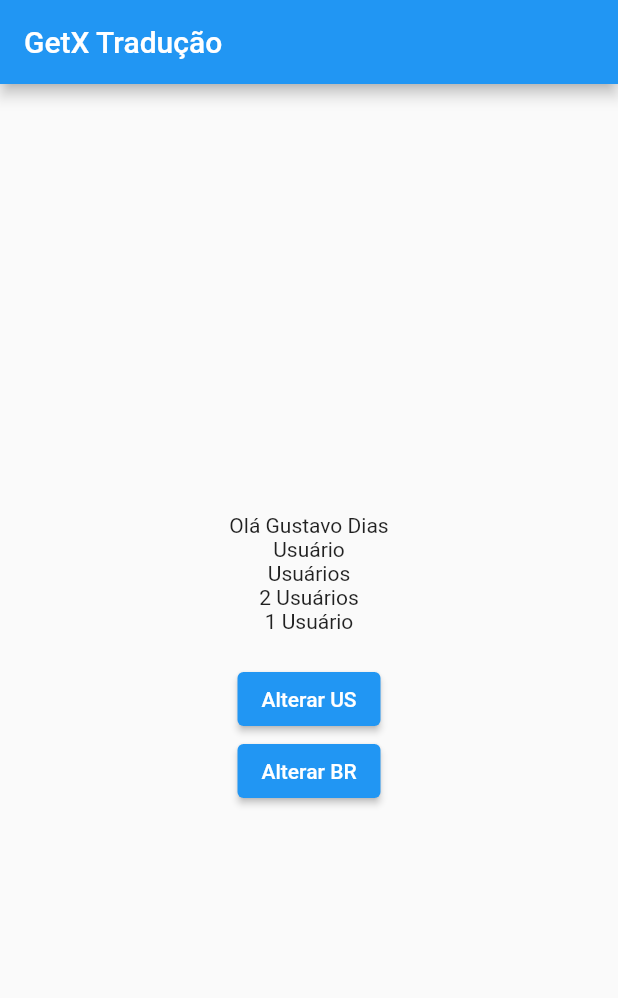
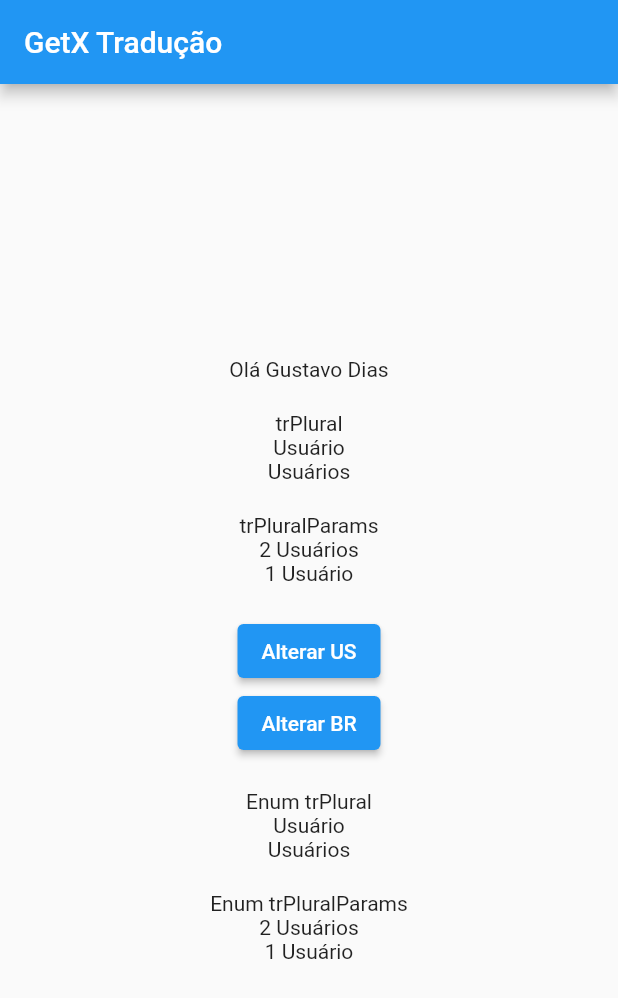
Before and after one commit to 2DevGs/get_translate, a Flutter app: the screen it shows after launch, on a phone screen of 412 x 824 dp. Shown: the top 998 px of the screen. Run offline on Flutter 3.47's test engine with Material 2 defaults, Android fonts, the phone set to English and light mode, and no system bars; our stand-ins replace get.

Commit message:
Concepts of internationalization
Working with translation keys via enum.

```diff
--- a/lib/pages/core/translation/translation_keys.dart
+++ b/lib/pages/core/translation/translation_keys.dart
@@ -1,10 +1,53 @@
 import 'package:get/get.dart';
+
+enum TranslateKey {
+  titleApp('title_app'),
+  welcome('welcome'),
+  userListTitleSimple(
+    'user_list_title_simple',
+    plural: 'user_list_title_simple_plural',
+  ),
+  userListTitle(
+    'user_list_title',
+    plural: 'user_list_title_plural',
+  );
+
+  final String key;
+  final String? plural;
+
+  const TranslateKey(this.key, {this.plural});
+
+  String tr() {
+    return key.tr;
+  }
+
+  String get trr => key.tr;
+
+  String trParams(Map<String, String> params) {
+    return key.trParams(params);
+  }
+
+  String trPlural(int total) {
+    if(plural != null){
+      return key.trPlural(plural, total);
+    }
+    return '';
+  }
+
+  String trPluralParams(int total, Map<String, String> params) {
+    if(plural != null){
+      return key.trPluralParams(plural, total, params);
+    }
+    return '';
+  }
+
+}
 
 class TranslationKeys extends Translations {
   @override
   Map<String, Map<String, String>> get keys => {
         'en_US': {
-          'title_app': 'GetX Translate',
+          TranslateKey.titleApp.key: 'GetX Translate',
           'welcome': 'Hello @name',
           'user_list_title_simple': 'User',
           'user_list_title_simple_plural': 'Users',
--- a/lib/pages/home_page.dart
+++ b/lib/pages/home_page.dart
@@ -1,5 +1,6 @@
 import 'package:flutter/material.dart';
 import 'package:get/get.dart';
+import 'package:get_translate/pages/core/translation/translation_keys.dart';
 
 class HomePage extends StatelessWidget {
   const HomePage({super.key});
@@ -8,15 +9,24 @@ class HomePage extends StatelessWidget {
   Widget build(BuildContext context) {
     return Scaffold(
       appBar: AppBar(
-        title: Text('title_app'.tr),
+        title: Text(TranslateKey.titleApp.trr),
+        // title: Text(TranslateKey.titleApp.tr()),
       ),
       body: Center(
         child: Column(
           mainAxisAlignment: MainAxisAlignment.center,
           children: [
-            Text('welcome'.trParams({'name': 'Gustavo Dias'})),
+            Text(TranslateKey.welcome.trParams({'name': 'Gustavo Dias'})),
+            const SizedBox(
+              height: 20,
+            ),
+            const Text('trPlural'),
             Text('user_list_title_simple'.trPlural('user_list_title_simple_plural', 1)),
             Text('user_list_title_simple'.trPlural('user_list_title_simple_plural', 2)),
+            const SizedBox(
+              height: 20,
+            ),
+            const Text('trPluralParams'),
             Text('user_list_title'.trPluralParams(
               'user_list_title_plural',
               2,
@@ -46,6 +56,28 @@ class HomePage extends StatelessWidget {
               },
               child: const Text('Alterar BR'),
             ),
+            const SizedBox(
+              height: 20,
+            ),
+            const Text('Enum trPlural'),
+            Text(TranslateKey.userListTitleSimple.trPlural(1)),
+            Text(TranslateKey.userListTitleSimple.trPlural(2)),
+            const SizedBox(
+              height: 20,
+            ),
+            const Text('Enum trPluralParams'),
+            Text(TranslateKey.userListTitle.trPluralParams(
+              2,
+              {
+                'total': '2',
+              },
+            )),
+            Text(TranslateKey.userListTitle.trPluralParams(
+              1,
+              {
+                'total': '1',
+              },
+            )),
           ],
         ),
       ),
```
